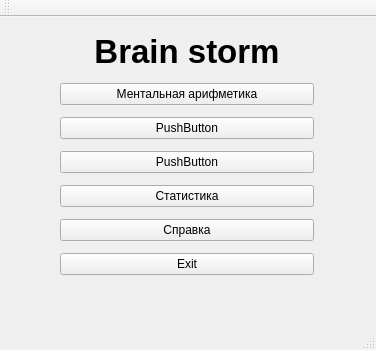
Above: mainwindow.ui from moevm/gui-1h2017-12 before the change. Below: the same form after it.
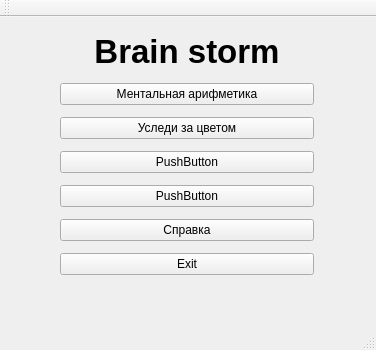
That is the form after the change.

```diff
--- a/mainwindow.ui
+++ b/mainwindow.ui
@@ -72,7 +72,7 @@
      <item>
       <widget class="QPushButton" name="pushButton_4">
        <property name="text">
-        <string>PushButton</string>
+        <string>Уследи за цветом</string>
        </property>
       </widget>
      </item>
@@ -92,7 +92,7 @@
      <item>
       <widget class="QPushButton" name="pushButton_6">
        <property name="text">
-        <string>Статистика</string>
+        <string>PushButton</string>
        </property>
       </widget>
      </item>
```
Left out of the diff: 2 changed lines with no effect on the pictures.
